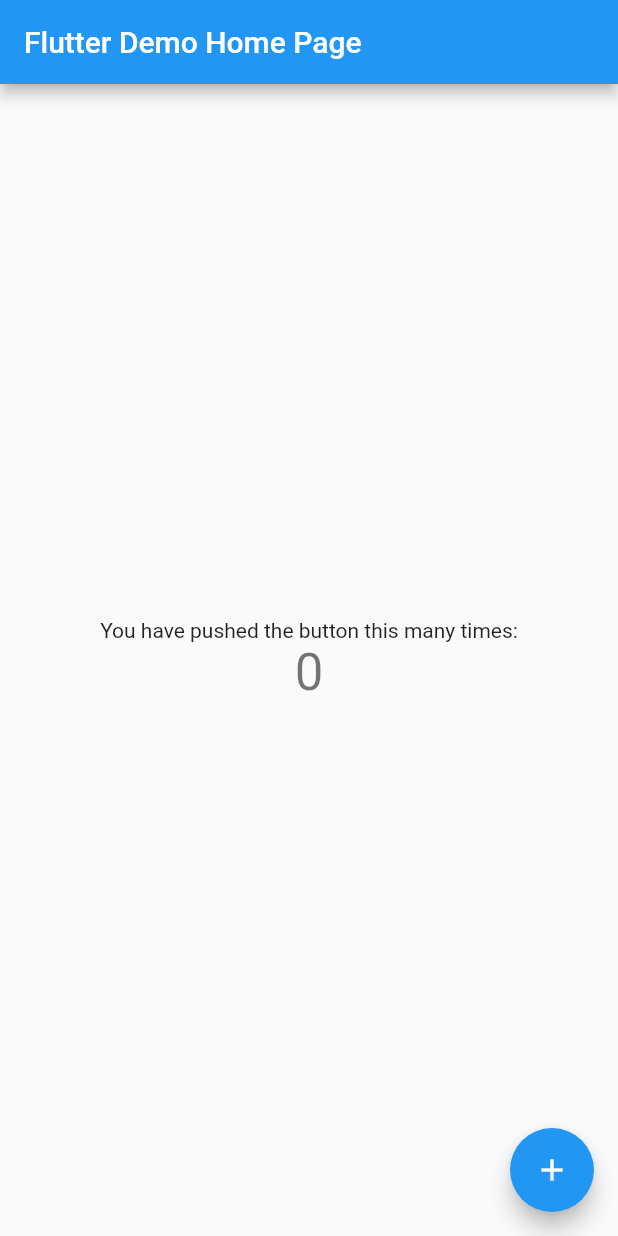
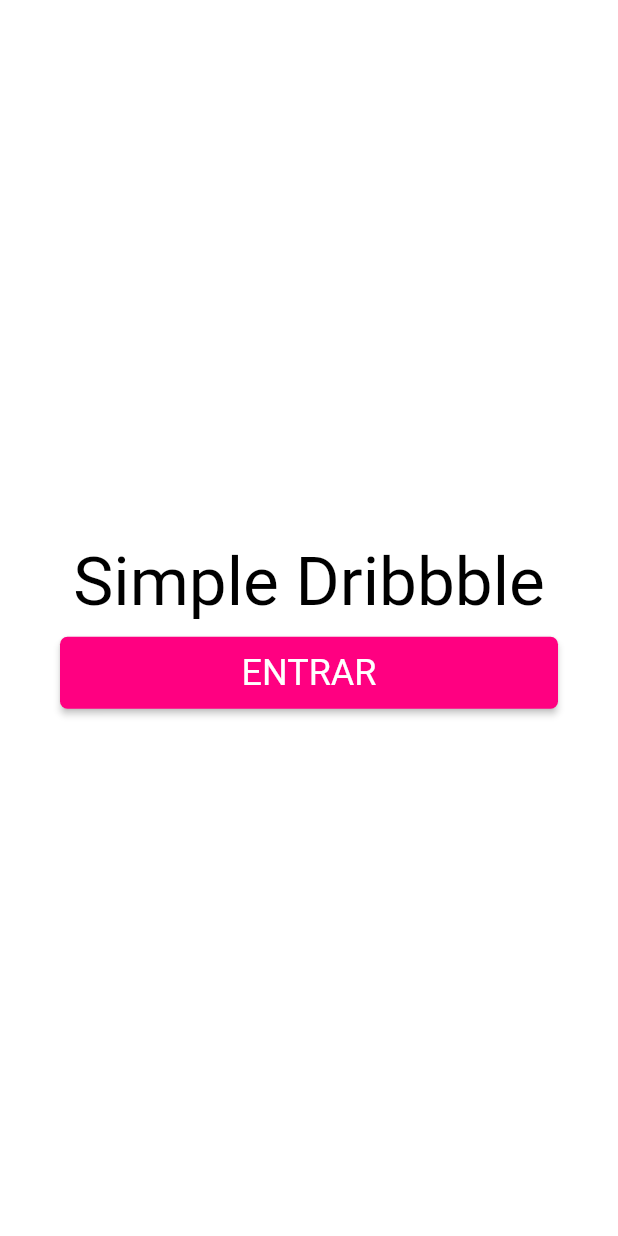
Before and after one commit to luanslf/simple-dri3ble, a Flutter app: the screen it shows after launch, on a phone screen of 412 x 824 dp. Run offline on Flutter 3.47's test engine with Material 2 defaults, Android fonts, the phone set to English and light mode, and no system bars.

Commit message:
visual da página de login

```diff
--- a/lib/main.dart
+++ b/lib/main.dart
@@ -1,117 +1,27 @@
 import 'package:flutter/material.dart';
+import 'package:simple_dri3ble/pages/login_page/login_page.dart';
 
 void main() {
   runApp(MyApp());
 }
 
 class MyApp extends StatelessWidget {
-  // This widget is the root of your application.
   @override
   Widget build(BuildContext context) {
     return MaterialApp(
       title: 'Flutter Demo',
       theme: ThemeData(
-        // This is the theme of your application.
-        //
-        // Try running your application with "flutter run". You'll see the
-        // application has a blue toolbar. Then, without quitting the app, try
-        // changing the primarySwatch below to Colors.green and then invoke
-        // "hot reload" (press "r" in the console where you ran "flutter run",
-        // or simply save your changes to "hot reload" in a Flutter IDE).
-        // Notice that the counter didn't reset back to zero; the application
-        // is not restarted.
         primarySwatch: Colors.blue,
-        // This makes the visual density adapt to the platform that you run
-        // the app on. For desktop platforms, the controls will be smaller and
-        // closer together (more dense) than on mobile platforms.
+        textTheme: TextTheme(
+          button: TextStyle(color: Colors.white),
+          headline3: TextStyle(color: Colors.black),
+        ),
+        buttonColor: Color(0xFFFF0081),
+        backgroundColor: Colors.white,
         visualDensity: VisualDensity.adaptivePlatformDensity,
       ),
-      home: MyHomePage(title: 'Flutter Demo Home Page'),
+      debugShowCheckedModeBanner: false,
+      home: LoginPage(),
     );
   }
 }
-
-class MyHomePage extends StatefulWidget {
-  MyHomePage({Key key, this.title}) : super(key: key);
-
-  // This widget is the home page of your application. It is stateful, meaning
-  // that it has a State object (defined below) that contains fields that affect
-  // how it looks.
-
-  // This class is the configuration for the state. It holds the values (in this
-  // case the title) provided by the parent (in this case the App widget) and
-  // used by the build method of the State. Fields in a Widget subclass are
-  // always marked "final".
-
-  final String title;
-
-  @override
-  _MyHomePageState createState() => _MyHomePageState();
-}
-
-class _MyHomePageState extends State<MyHomePage> {
-  int _counter = 0;
-
-  void _incrementCounter() {
-    setState(() {
-      // This call to setState tells the Flutter framework that something has
-      // changed in this State, which causes it to rerun the build method below
-      // so that the display can reflect the updated values. If we changed
-      // _counter without calling setState(), then the build method would not be
-      // called again, and so nothing would appear to happen.
-      _counter++;
-    });
-  }
-
-  @override
-  Widget build(BuildContext context) {
-    // This method is rerun every time setState is called, for instance as done
-    // by the _incrementCounter method above.
-    //
-    // The Flutter framework has been optimized to make rerunning build methods
-    // fast, so that you can just rebuild anything that needs updating rather
-    // than having to individually change instances of widgets.
-    return Scaffold(
-      appBar: AppBar(
-        // Here we take the value from the MyHomePage object that was created by
-        // the App.build method, and use it to set our appbar title.
-        title: Text(widget.title),
-      ),
-      body: Center(
-        // Center is a layout widget. It takes a single child and positions it
-        // in the middle of the parent.
-        child: Column(
-          // Column is also a layout widget. It takes a list of children and
-          // arranges them vertically. By default, it sizes itself to fit its
-          // children horizontally, and tries to be as tall as its parent.
-          //
-          // Invoke "debug painting" (press "p" in the console, choose the
-          // "Toggle Debug Paint" action from the Flutter Inspector in Android
-          // Studio, or the "Toggle Debug Paint" command in Visual Studio Code)
-          // to see the wireframe for each widget.
-          //
-          // Column has various properties to control how it sizes itself and
-          // how it positions its children. Here we use mainAxisAlignment to
-          // center the children vertically; the main axis here is the vertical
-          // axis because Columns are vertical (the cross axis would be
-          // horizontal).
-          mainAxisAlignment: MainAxisAlignment.center,
-          children: <Widget>[
-            Text(
-              'You have pushed the button this many times:',
-            ),
-            Text(
-              '$_counter',
-              style: Theme.of(context).textTheme.headline4,
-            ),
-          ],
-        ),
-      ),
-      floatingActionButton: FloatingActionButton(
-        onPressed: _incrementCounter,
-        tooltip: 'Increment',
-        child: Icon(Icons.add),
-      ), // This trailing comma makes auto-formatting nicer for build methods.
-    );
-  }
-}
--- /dev/null
+++ b/lib/pages/login_page/components/login_button.dart
@@ -0,0 +1,19 @@
+import 'package:flutter/material.dart';
+
+class LoginButton extends StatelessWidget {
+  @override
+  Widget build(BuildContext context) {
+    return MaterialButton(
+      onPressed: () => {},
+      color: Theme.of(context).buttonColor,
+      shape: RoundedRectangleBorder(borderRadius: BorderRadius.circular(5.0)),
+      padding: EdgeInsets.symmetric(vertical: 10.0),
+      child: Text(
+        'ENTRAR',
+        style: Theme.of(context).textTheme.headline5.copyWith(
+              color: Theme.of(context).textTheme.button.color,
+            ),
+      ),
+    );
+  }
+}
--- /dev/null
+++ b/lib/pages/login_page/login_page.dart
@@ -0,0 +1,34 @@
+import 'package:flutter/material.dart';
+import 'package:simple_dri3ble/pages/login_page/components/login_button.dart';
+
+class LoginPage extends StatefulWidget {
+  @override
+  _LoginPageState createState() => _LoginPageState();
+}
+
+class _LoginPageState extends State<LoginPage> {
+  @override
+  Widget build(BuildContext context) {
+    return Scaffold(
+      body: Container(
+        padding: EdgeInsets.symmetric(horizontal: 40.0),
+        child: Column(
+          mainAxisAlignment: MainAxisAlignment.center,
+          crossAxisAlignment: CrossAxisAlignment.stretch,
+          children: [
+            Container(
+              margin: EdgeInsets.symmetric(vertical: 10.0),
+              child: Text(
+                'Simple Dribbble',
+                textAlign: TextAlign.center,
+                style: Theme.of(context).textTheme.headline3,
+              ),
+            ),
+            LoginButton(),
+          ],
+        ),
+      ),
+      backgroundColor: Theme.of(context).backgroundColor,
+    );
+  }
+}
```
Also changed, not shown: 1 other file.
